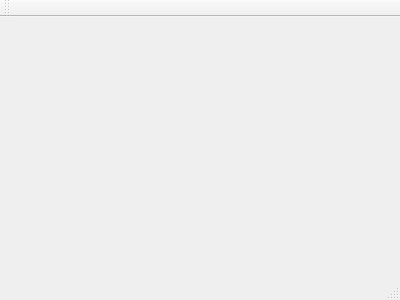
Orann/projet_wifibot, file mainwindow.ui: the form before one commit.
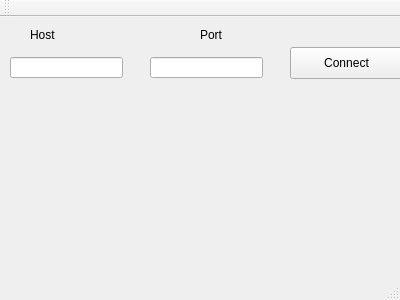
The form after the commit.

What changed in the file:
```diff
--- a/mainwindow.ui
+++ b/mainwindow.ui
@@ -12,13 +12,88 @@
   <property name="windowTitle" >
    <string>MainWindow</string>
   </property>
-  <widget class="QMenuBar" name="menuBar" />
-  <widget class="QToolBar" name="mainToolBar" />
-  <widget class="QWidget" name="centralWidget" />
-  <widget class="QStatusBar" name="statusBar" />
+  <widget class="QWidget" name="centralWidget">
+   <widget class="QLabel" name="host_label">
+    <property name="geometry">
+     <rect>
+      <x>30</x>
+      <y>10</y>
+      <width>60</width>
+      <height>16</height>
+     </rect>
+    </property>
+    <property name="text">
+     <string>Host</string>
+    </property>
+   </widget>
+   <widget class="QLabel" name="port_label">
+    <property name="geometry">
+     <rect>
+      <x>200</x>
+      <y>10</y>
+      <width>60</width>
+      <height>16</height>
+     </rect>
+    </property>
+    <property name="text">
+     <string>Port</string>
+    </property>
+   </widget>
+   <widget class="QLineEdit" name="host_edit">
+    <property name="geometry">
+     <rect>
+      <x>10</x>
+      <y>40</y>
+      <width>113</width>
+      <height>21</height>
+     </rect>
+    </property>
+   </widget>
+   <widget class="QLineEdit" name="port_edit">
+    <property name="geometry">
+     <rect>
+      <x>150</x>
+      <y>40</y>
+      <width>113</width>
+      <height>21</height>
+     </rect>
+    </property>
+   </widget>
+   <widget class="QPushButton" name="connect_button">
+    <property name="geometry">
+     <rect>
+      <x>290</x>
+      <y>30</y>
+      <width>113</width>
+      <height>32</height>
+     </rect>
+    </property>
+    <property name="text">
+     <string>Connect</string>
+    </property>
+   </widget>
+  </widget>
+  <widget class="QMenuBar" name="menuBar">
+   <property name="geometry">
+    <rect>
+     <x>0</x>
+     <y>0</y>
+     <width>400</width>
+     <height>22</height>
+    </rect>
+   </property>
+  </widget>
+  <widget class="QToolBar" name="mainToolBar">
+   <attribute name="toolBarArea">
+    <enum>TopToolBarArea</enum>
+   </attribute>
+   <attribute name="toolBarBreak">
+    <bool>false</bool>
+   </attribute>
+  </widget>
+  <widget class="QStatusBar" name="statusBar"/>
  </widget>
- <layoutDefault spacing="6" margin="11" />
- <pixmapfunction></pixmapfunction>
+ <layoutdefault spacing="6" margin="11"/>
  <resources/>
  <connections/>
 </ui>
```
Left out of the diff: 7 changed lines with no effect on the pictures.
